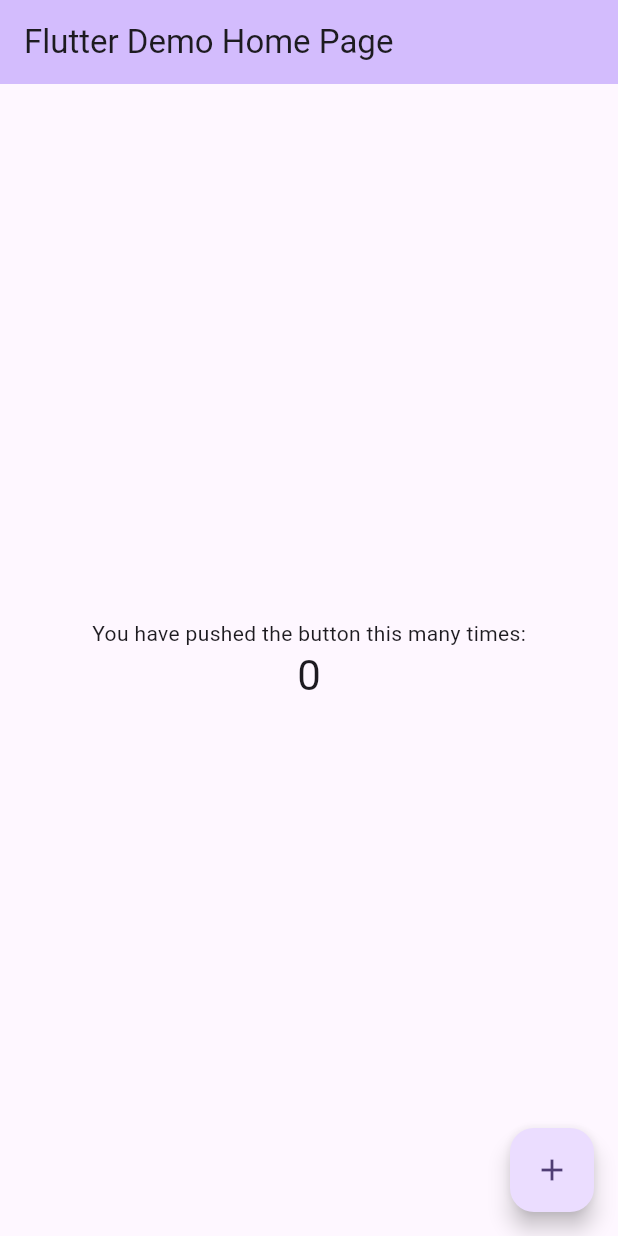
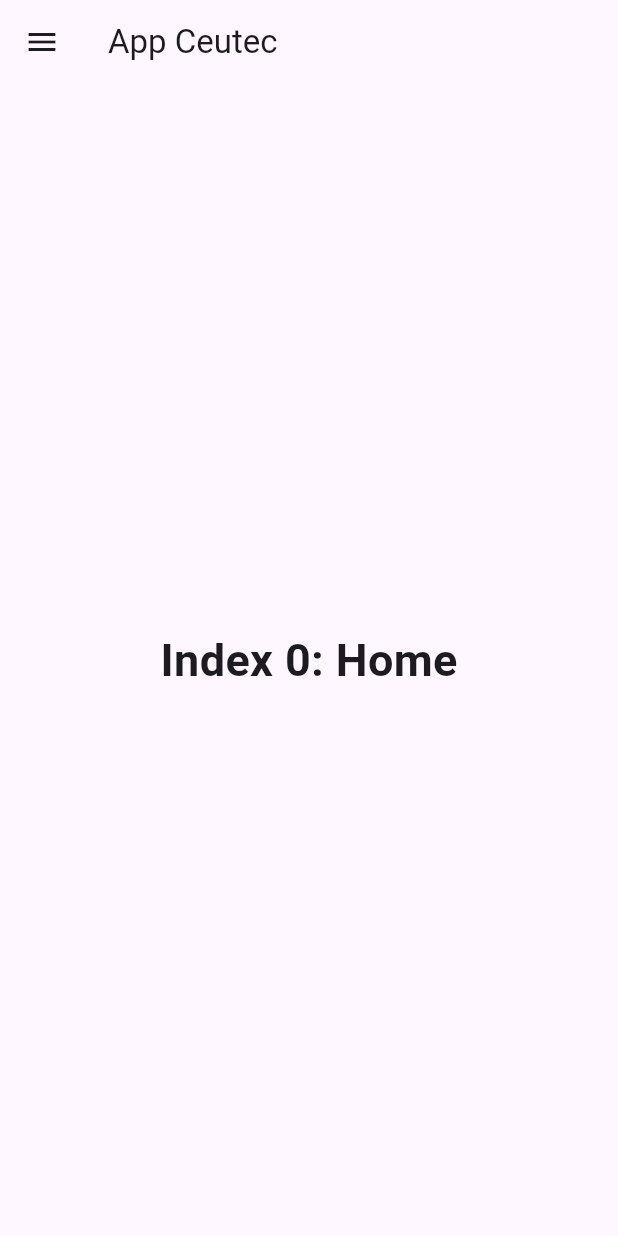
Before and after one commit to Fernanda-Dubon/Examen1Fer, a Flutter app: the screen it shows after launch, on a phone screen of 412 x 824 dp. Run offline on Flutter 3.47's test engine with Material 3 defaults, Android fonts, the phone set to English and light mode, and no system bars.

Commit message:
adiccion menu

```diff
--- a/lib/main.dart
+++ b/lib/main.dart
@@ -1,52 +1,23 @@
 import 'package:flutter/material.dart';
 
-void main() {
-  runApp(const MyApp());
-}
+void main() => runApp(const MyApp());
 
 class MyApp extends StatelessWidget {
   const MyApp({super.key});
 
-  // This widget is the root of your application.
+  static const appTitle = 'App Ceutec';
+
   @override
   Widget build(BuildContext context) {
-    return MaterialApp(
-      title: 'Flutter Demo',
-      theme: ThemeData(
-        // This is the theme of your application.
-        //
-        // TRY THIS: Try running your application with "flutter run". You'll see
-        // the application has a purple toolbar. Then, without quitting the app,
-        // try changing the seedColor in the colorScheme below to Colors.green
-        // and then invoke "hot reload" (save your changes or press the "hot
-        // reload" button in a Flutter-supported IDE, or press "r" if you used
-        // the command line to start the app).
-        //
-        // Notice that the counter didn't reset back to zero; the application
-        // state is not lost during the reload. To reset the state, use hot
-        // restart instead.
-        //
-        // This works for code too, not just values: Most code changes can be
-        // tested with just a hot reload.
-        colorScheme: ColorScheme.fromSeed(seedColor: Colors.deepPurple),
-        useMaterial3: true,
-      ),
-      home: const MyHomePage(title: 'Flutter Demo Home Page'),
+    return const MaterialApp(
+      title: appTitle,
+      home: MyHomePage(title: appTitle),
     );
   }
 }
 
 class MyHomePage extends StatefulWidget {
   const MyHomePage({super.key, required this.title});
-
-  // This widget is the home page of your application. It is stateful, meaning
-  // that it has a State object (defined below) that contains fields that affect
-  // how it looks.
-
-  // This class is the configuration for the state. It holds the values (in this
-  // case the title) provided by the parent (in this case the App widget) and
-  // used by the build method of the State. Fields in a Widget subclass are
-  // always marked "final".
 
   final String title;
 
@@ -55,71 +26,96 @@ class MyHomePage extends StatefulWidget {
 }
 
 class _MyHomePageState extends State<MyHomePage> {
-  int _counter = 0;
+  int _selectedIndex = 0;
+  static const TextStyle optionStyle =
+      TextStyle(fontSize: 30, fontWeight: FontWeight.bold);
+  static const List<Widget> _widgetOptions = <Widget>[
+    Text(
+      'Index 0: Home',
+      style: optionStyle,
+    ),
+    Text(
+      'Index 1: Business',
+      style: optionStyle,
+    ),
+    Text(
+      'Index 2: School',
+      style: optionStyle,
+    ),
+  ];
 
-  void _incrementCounter() {
+  void _onItemTapped(int index) {
     setState(() {
-      // This call to setState tells the Flutter framework that something has
-      // changed in this State, which causes it to rerun the build method below
-      // so that the display can reflect the updated values. If we changed
-      // _counter without calling setState(), then the build method would not be
-      // called again, and so nothing would appear to happen.
-      _counter++;
+      _selectedIndex = index;
     });
   }
 
   @override
   Widget build(BuildContext context) {
-    // This method is rerun every time setState is called, for instance as done
-    // by the _incrementCounter method above.
-    //
-    // The Flutter framework has been optimized to make rerunning build methods
-    // fast, so that you can just rebuild anything that needs updating rather
-    // than having to individually change instances of widgets.
     return Scaffold(
       appBar: AppBar(
-        // TRY THIS: Try changing the color here to a specific color (to
-        // Colors.amber, perhaps?) and trigger a hot reload to see the AppBar
-        // change color while the other colors stay the same.
-        backgroundColor: Theme.of(context).colorScheme.inversePrimary,
-        // Here we take the value from the MyHomePage object that was created by
-        // the App.build method, and use it to set our appbar title.
         title: Text(widget.title),
+        leading: Builder(
+          builder: (context) {
+            return IconButton(
+              icon: const Icon(Icons.menu),
+              onPressed: () {
+                Scaffold.of(context).openDrawer();
+              },
+            );
+          },
+        ),
       ),
       body: Center(
-        // Center is a layout widget. It takes a single child and positions it
-        // in the middle of the parent.
-        child: Column(
-          // Column is also a layout widget. It takes a list of children and
-          // arranges them vertically. By default, it sizes itself to fit its
-          // children horizontally, and tries to be as tall as its parent.
-          //
-          // Column has various properties to control how it sizes itself and
-          // how it positions its children. Here we use mainAxisAlignment to
-          // center the children vertically; the main axis here is the vertical
-          // axis because Columns are vertical (the cross axis would be
-          // horizontal).
-          //
-          // TRY THIS: Invoke "debug painting" (choose the "Toggle Debug Paint"
-          // action in the IDE, or press "p" in the console), to see the
-          // wireframe for each widget.
-          mainAxisAlignment: MainAxisAlignment.center,
-          children: <Widget>[
-            const Text(
-              'You have pushed the button this many times:',
+        child: _widgetOptions[_selectedIndex],
+      ),
+      drawer: Drawer(
+        // Add a ListView to the drawer. This ensures the user can scroll
+        // through the options in the drawer if there isn't enough vertical
+        // space to fit everything.
+        child: ListView(
+          // Important: Remove any padding from the ListView.
+          padding: EdgeInsets.zero,
+          children: [
+            const DrawerHeader(
+              decoration: BoxDecoration(
+                color: Colors.blue,
+              ),
+              child: Text('Menú de opciones'),
             ),
-            Text(
-              '$_counter',
-              style: Theme.of(context).textTheme.headlineMedium,
+            ListTile(
+              title: const Text('Noticias'),
+              selected: _selectedIndex == 0,
+              onTap: () {
+                // Update the state of the app
+                _onItemTapped(0);
+                // Then close the drawer
+                Navigator.pop(context);
+              },
             ),
+            ListTile(
+              title: const Text('Lista de tareas'),
+              selected: _selectedIndex == 1,
+              onTap: () {
+                // Update the state of the app
+                _onItemTapped(1);
+                // Then close the drawer
+                Navigator.pop(context);
+              },
+            ),
+           /* ListTile(
+              title: const Text('School'),
+              selected: _selectedIndex == 2,
+              onTap: () {
+                // Update the state of the app
+                _onItemTapped(2);
+                // Then close the drawer
+                Navigator.pop(context);
+              },
+            ),*/
           ],
         ),
       ),
-      floatingActionButton: FloatingActionButton(
-        onPressed: _incrementCounter,
-        tooltip: 'Increment',
-        child: const Icon(Icons.add),
-      ), // This trailing comma makes auto-formatting nicer for build methods.
     );
   }
 }
```
